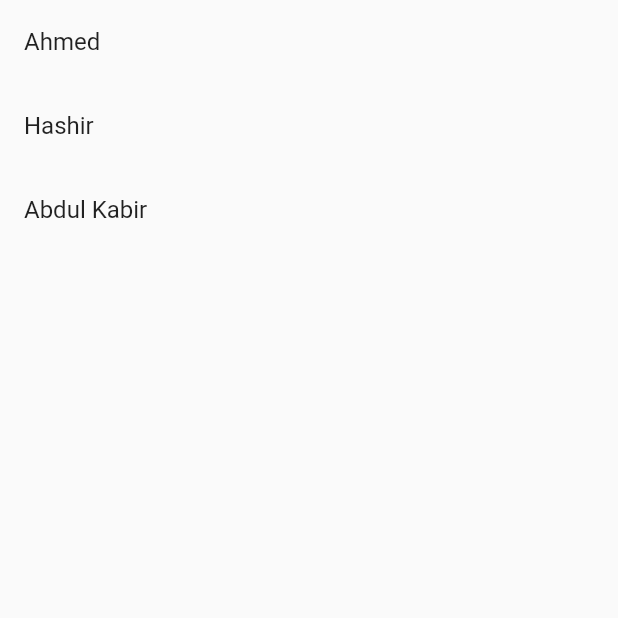
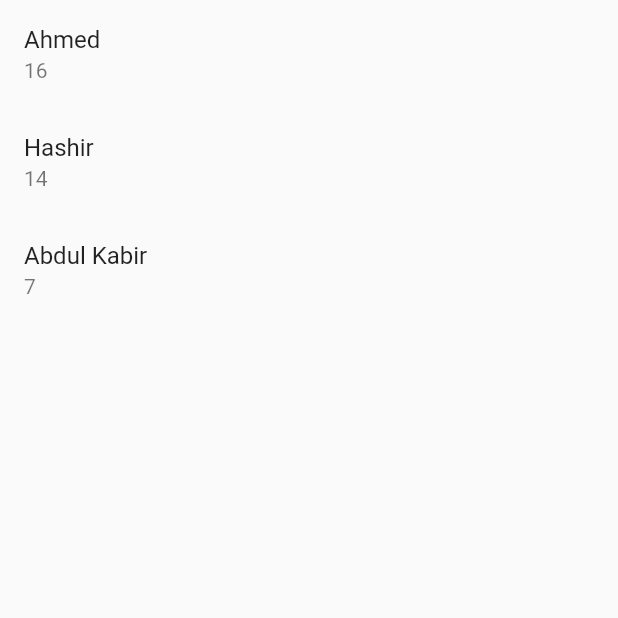
Before and after one commit to wasimiqbal1/Flutter, a Flutter app: the screen it shows after launch, on a phone screen of 412 x 824 dp, the top half of it. Run offline on Flutter 3.47's test engine with Material 2 defaults, Android fonts, the phone set to English and light mode, and no system bars.

Commit message:
subtitle

```diff
--- a/firstapp_wasim/lib/home.dart
+++ b/firstapp_wasim/lib/home.dart
@@ -5,6 +5,7 @@ class Home extends StatefulWidget {
   _HomeState createState() => _HomeState();
 }
 var list = ["Ahmed","Hashir","Abdul Kabir"];
+var age = ["16","14","7"];
 
 class _HomeState extends State<Home> {
   @override
@@ -15,6 +16,7 @@ class _HomeState extends State<Home> {
         itemBuilder: (context,index){
           return ListTile(
             title: Text(list[index]),
+            subtitle: Text(age[index]),
             );
           })
     );
```
